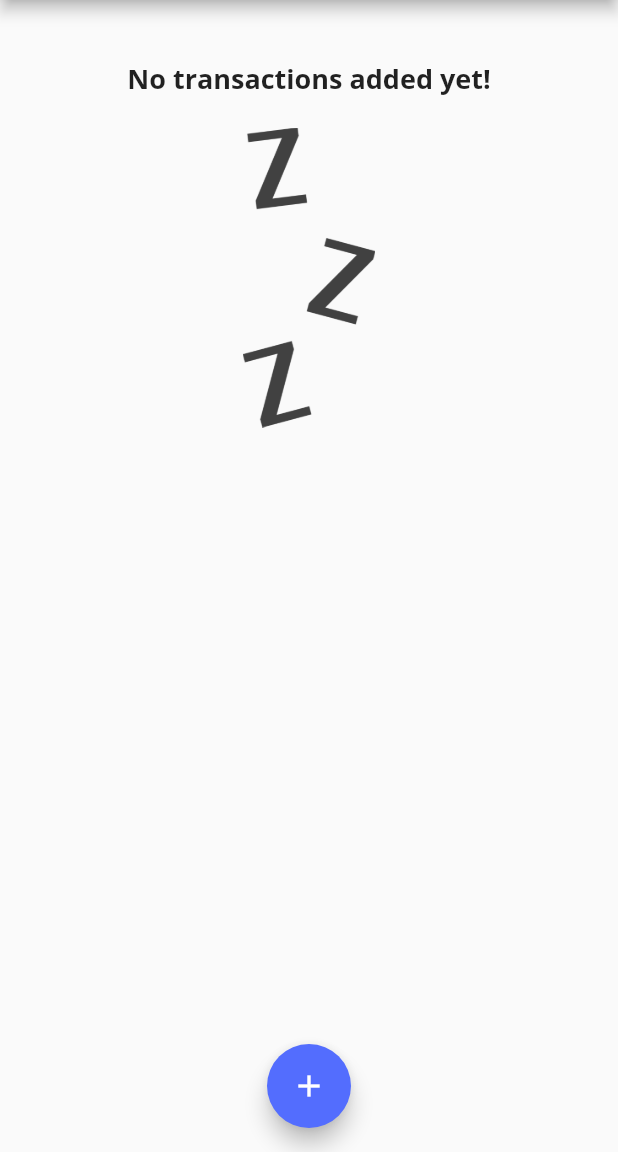
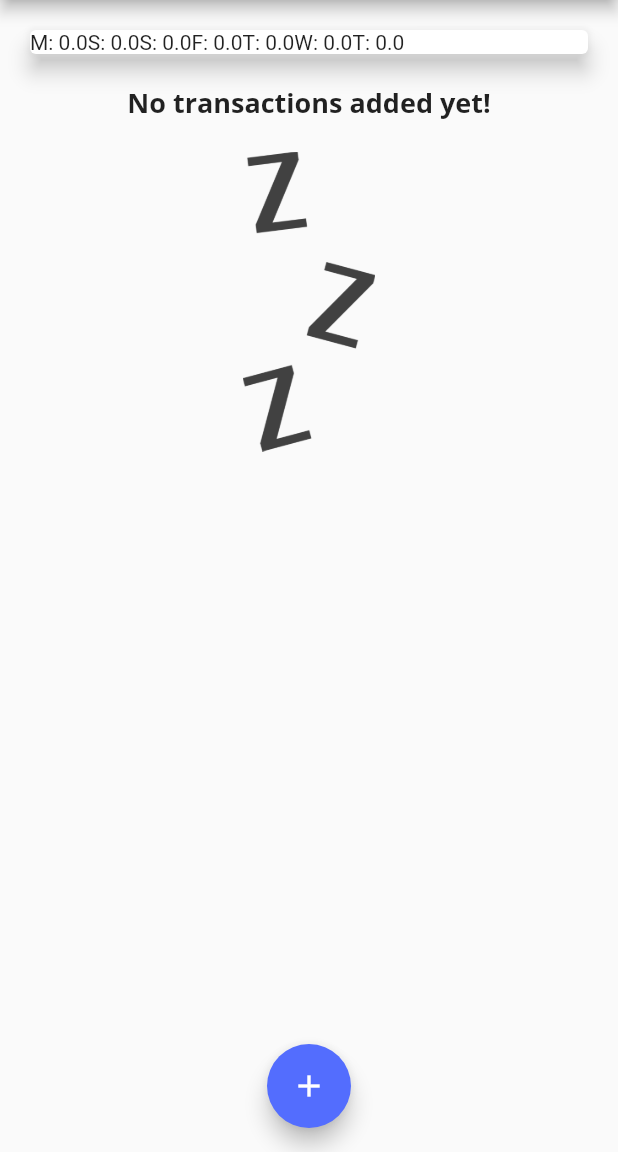
Before and after one commit to afiqaimanafr/personal-expenses-planner, a Flutter app: the screen it shows after launch, on a phone screen of 412 x 824 dp, the part 84-1236 px from its top. Run offline on Flutter 3.47's test engine with Material 2 defaults, Android fonts, the phone set to English and light mode, and no system bars.

Commit message:
latest update

```diff
--- a/lib/widgets/chart.dart
+++ b/lib/widgets/chart.dart
@@ -26,7 +26,7 @@
       print(totalSum);
 
       return {
-        'day': DateFormat.E().format(weekDay),
+        'day': DateFormat.E().format(weekDay).substring(0, 1),
         'amount': totalSum,
       };
     });
@@ -39,7 +39,9 @@
       elevation: 6,
       margin: EdgeInsets.all(20),
       child: Row(
-        children: <Widget>[],
+        children: groupedTransactionValues.map((data) {
+          return Text('${data['day']}: ${data['amount']}');
+        }).toList(),
       ),
     );
   }
```
Also changed, not shown: lib/widgets/chart_bar.dart (added, +51 -0 lines).
